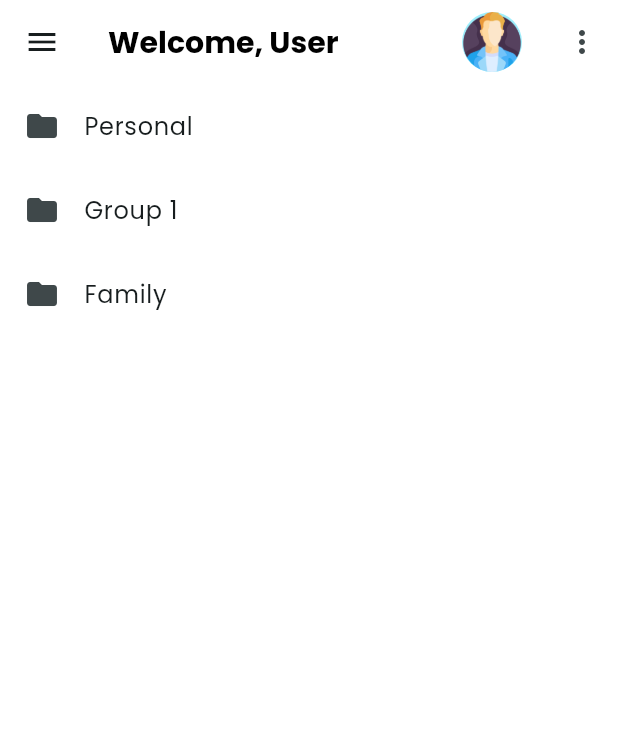
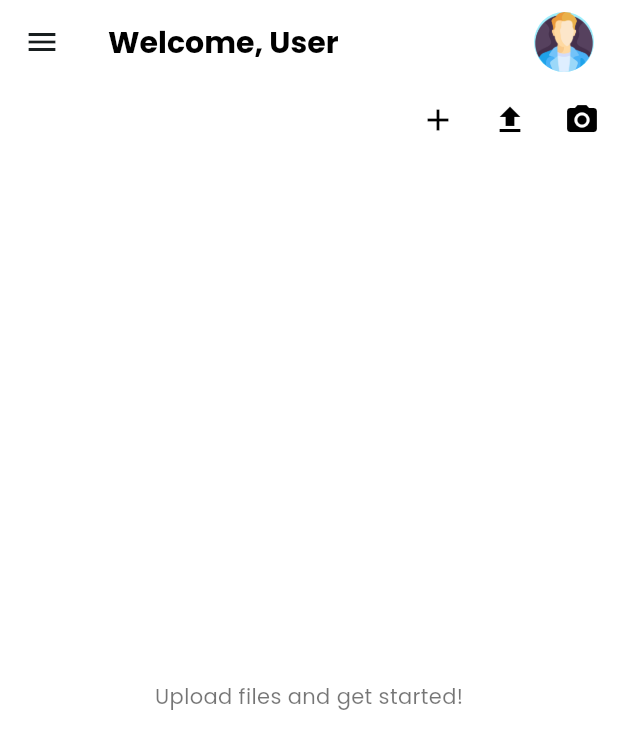
Before and after one commit to Ajithhh0/DocsApp, a Flutter app: the screen it shows after launch, after a tap on "Sign In", on a phone screen of 412 x 824 dp. Shown: the top 749 px of the screen. Run offline on Flutter 3.47's test engine with Material 3 defaults, Android fonts, the phone set to English and light mode, and no system bars; our stand-ins replace google_fonts.

Commit message:
backend start

```diff
--- a/lib/Theme/theme.dart
+++ b/lib/Theme/theme.dart
@@ -1,6 +1,5 @@
 import 'package:flutter/material.dart';
 import 'package:google_fonts/google_fonts.dart';
-//import 'package:path_provider/path_provider.dart';
 
 class AppTheme {
   static final lightTheme = ThemeData(
@@ -27,6 +26,9 @@ class AppTheme {
       bodyText2: GoogleFonts.poppins(
         color: Colors.black54,
       ),
+    ),
+    iconTheme: IconThemeData(
+      color: Colors.black,
     ),
   );
 
@@ -55,5 +57,8 @@ class AppTheme {
         color: Colors.white70,
       ),
     ),
+    iconTheme: IconThemeData(
+      color: Colors.white,
+    ),
   );
 }
--- a/lib/auth/sign_in.dart
+++ b/lib/auth/sign_in.dart
@@ -1,6 +1,7 @@
 import 'package:docsapp/auth/sign_up.dart';
 import 'package:docsapp/misc/custom_text.dart';
 import 'package:docsapp/screens/home.dart';
+import 'package:docsapp/screens/user_files.dart';
 import 'package:flutter/material.dart';
 
 class SignInPage extends StatelessWidget {
@@ -14,14 +15,20 @@ class SignInPage extends StatelessWidget {
         centerTitle: true,
         automaticallyImplyLeading: false,
       ),
-      body: Padding(
+      body: Center(
+        child: SingleChildScrollView(
           padding: const EdgeInsets.all(20.0),
           child: Column(
             mainAxisAlignment: MainAxisAlignment.center,
             crossAxisAlignment: CrossAxisAlignment.stretch,
             children: [
-            Center(child: const Text('DocsApp', style: TextStyle(fontSize: 17, fontWeight: FontWeight.bold),),),
-            const SizedBox(height: 20,),
+              Center(
+                child: const Text(
+                  'DocsApp',
+                  style: TextStyle(fontSize: 24, fontWeight: FontWeight.bold),
+                ),
+              ),
+              const SizedBox(height: 20),
               CustomTextField(
                 controller: TextEditingController(), // Pass your TextEditingController here
                 hintText: 'Enter your email',
@@ -99,7 +106,7 @@ class SignInPage extends StatelessWidget {
                   ),
                   GestureDetector(
                     onTap: () {
-                    //  Google login
+                      // Google login
                     },
                     child: Container(
                       width: 50,
@@ -110,7 +117,7 @@ class SignInPage extends StatelessWidget {
                   ),
                   GestureDetector(
                     onTap: () {
-                    //  Facebook login
+                      // Facebook login
                     },
                     child: Container(
                       width: 50,
@@ -124,10 +131,9 @@ class SignInPage extends StatelessWidget {
               SizedBox(height: 20.0),
               TextButton(
                 onPressed: () {
-
                   Navigator.pushReplacement(
                     context,
-                  MaterialPageRoute(builder: (context) =>SignUpPage()),
+                    MaterialPageRoute(builder: (context) => SignUpPage()),
                   );
                 },
                 child: Text(
@@ -140,6 +146,7 @@ class SignInPage extends StatelessWidget {
             ],
           ),
         ),
+      ),
     );
   }
 }
--- a/lib/screens/drawer.dart
+++ b/lib/screens/drawer.dart
@@ -7,12 +7,12 @@ class MyDrawer extends StatelessWidget {
       child: ListView(
         padding: EdgeInsets.zero,
         children: <Widget>[
-          DrawerHeader(
+          const DrawerHeader(
             decoration: BoxDecoration(
               color: Colors.black,
             ),
             child: Text(
-              'Drawer Header',
+              'DocsApp',
               style: TextStyle(
                 color: Colors.white,
                 fontSize: 24,
--- a/lib/screens/home.dart
+++ b/lib/screens/home.dart
@@ -1,101 +1,137 @@
-import 'package:docsapp/folder/folder_page.dart';
-import 'package:docsapp/folder_model.dart';
-import 'package:docsapp/misc/more_options.dart';
-
+import 'package:docsapp/auth/sign_in.dart';
+import 'package:flutter/material.dart';
 import 'package:docsapp/screens/drawer.dart';
-import 'package:flutter/material.dart';
+import 'dart:ui'; // Importing dart:ui for ImageFilter
 
 class HomeScreen extends StatefulWidget {
+  const HomeScreen({super.key});
+
   @override
   State<HomeScreen> createState() => _HomeScreenState();
 }
 
 class _HomeScreenState extends State<HomeScreen> {
-  bool isListView = true;
+  final GlobalKey _menuKey = GlobalKey();
 
-  void _handleMoreOptions(String option) {
-    switch (option) {
-      case 'sort_az':
-        print('Sort A -> Z selected');
-        // Implement sorting logic here
-        break;
-      case 'sort_za':
-        print('Sort Z -> A selected');
-        // Implement sorting logic here
-        break;
-      case 'toggle_view':
+  bool _isMenuOpen = false;
+
+  void _showMenu() async {
+    final RenderBox button = _menuKey.currentContext!.findRenderObject() as RenderBox;
+    final RenderBox overlay = Overlay.of(context).context.findRenderObject() as RenderBox;
+    final Offset position = button.localToGlobal(Offset.zero, ancestor: overlay);
+
     setState(() {
-          isListView = !isListView;
+      _isMenuOpen = true;
     });
-        print(isListView ? 'List View selected' : 'Grid View selected');
-        // Implement view toggle logic here
-        break;
+
+    await showMenu(
+      context: context,
+      position: RelativeRect.fromLTRB(
+        position.dx,
+        position.dy + button.size.height,
+        position.dx + button.size.width,
+        0.0,
+      ),
+      shape: RoundedRectangleBorder(
+        borderRadius: BorderRadius.circular(10.0),
+      ),
+      items: [
+        PopupMenuItem(
+          value: 'account',
+          child: Text('Account settings'),
+        ),
+        PopupMenuItem(
+          value: 'signout',
+          child: Text('Sign out'),
+        ),
+      ],
+    ).then((value) {
+      setState(() {
+        _isMenuOpen = false;
+      });
+
+      if (value != null) {
+        if (value == 'account') {
+          // Navigate to account settings
+        } else if (value == 'signout') {
+          Navigator.pushReplacement(
+      context,
+      MaterialPageRoute(builder: (context) => SignInPage()),
+    );
         }
       }
-
-  void _navigateToFolderPage(String folderName) {
-    Navigator.push(
-      context,
-      MaterialPageRoute(
-        builder: (context) => FolderPage(folderName: folderName),
-      ),
-    );
+    });
   }
 
   @override
   Widget build(BuildContext context) {
     return Scaffold(
-      appBar: AppBar(
+      drawer: MyDrawer(),
+      body: Stack(
+        children: [
+          Column(
+            children: [
+              AppBar(
                 title: const Text('Welcome, User'), // Fetch current user's name
                 actions: [
                   Padding(
                     padding: const EdgeInsets.only(right: 16.0),
+                    child: GestureDetector(
+                      key: _menuKey,
+                      onTap: _showMenu,
                       child: CircleAvatar(
                         backgroundImage: AssetImage('assets/images/man.png'),
-            ), // Fetch user's avatar else give default images.
                       ),
-          MoreOptions(onSelected: _handleMoreOptions, isListView: isListView),
+                    ),
+                  ),
                 ],
               ),
-      drawer: MyDrawer(),
-      body: isListView
-          ? ListView.builder(
-              itemCount: folders.length,
-              itemBuilder: (context, index) {
-                return ListTile(
-                  leading: Icon(folders[index].icon),
-                  title: Text(folders[index].name),
-                  onTap: () {
-                    _navigateToFolderPage(folders[index].name);
+              Container(
+                color: Theme.of(context).appBarTheme.backgroundColor,
+                child: Row(
+                  mainAxisAlignment: MainAxisAlignment.end,
+                  children: [
+                    IconButton(
+                      icon: const Icon(Icons.add),
+                      onPressed: () {
+
                       },
-                );
+                      color: Theme.of(context).iconTheme.color,
+                    ),
+                    IconButton(
+                      icon: const Icon(Icons.file_upload),
+                      onPressed: () {
+                        // Handle upload action
                       },
-            )
-          : GridView.builder(
-              gridDelegate: SliverGridDelegateWithFixedCrossAxisCount(
-                crossAxisCount: 3,
+                      color: Theme.of(context).iconTheme.color,
                     ),
-              itemCount: folders.length,
-              itemBuilder: (context, index) {
-                return GestureDetector(
-                  onTap: () {
-                    _navigateToFolderPage(folders[index].name);
+                    IconButton(
+                      icon: const Icon(Icons.camera_alt),
+                      onPressed: () {
+                        // Handle camera action
                       },
-                  child: GridTile(
-                    child: Container(
-                      child: Center(
-                        child: Column(
-                          mainAxisAlignment: MainAxisAlignment.center,
-                          children: [
-                            Icon(folders[index].icon),
-                            Text(folders[index].name),
+                      color: Theme.of(context).iconTheme.color,
+                    ),
                   ],
                 ),
               ),
+              Expanded(
+                child: Center(
+                  child: Text('Upload files and get started!'),
                 ),
               ),
-                );
-              },
+            ],
+          ),
+          if (_isMenuOpen)
+            Positioned.fill(
+              child: BackdropFilter(
+                filter: ImageFilter.blur(sigmaX: 5.0, sigmaY: 5.0),
+                child: Container(
+                  color: Colors.black.withOpacity(0.5),
+                ),
+              ),
+            ),
+        ],
       ),
     );
   }
--- a/lib/splash/splash.dart
+++ b/lib/splash/splash.dart
@@ -1,5 +1,5 @@
 import 'package:docsapp/auth/sign_in.dart';
-import 'package:docsapp/screens/home.dart';
+import 'package:docsapp/screens/user_files.dart';
 import 'package:flutter/material.dart';
 
 
```
Also changed, not shown: assets/images/boy.png (added), assets/images/woman.png (added), 1 other file. Lines whose indentation alone changed are shown as unchanged.
